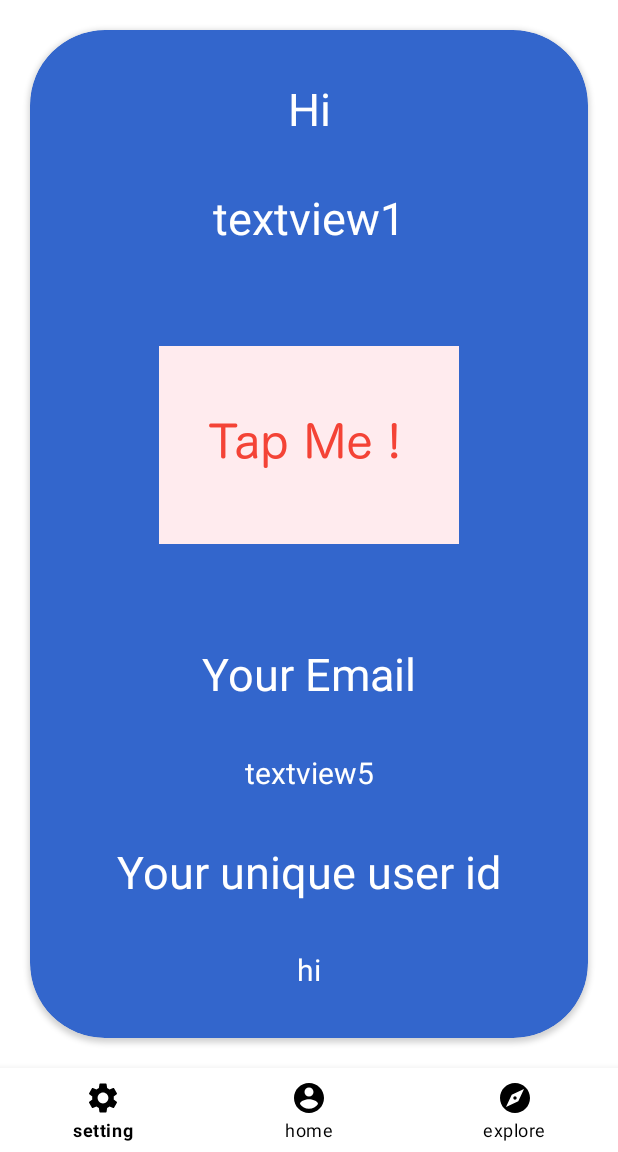
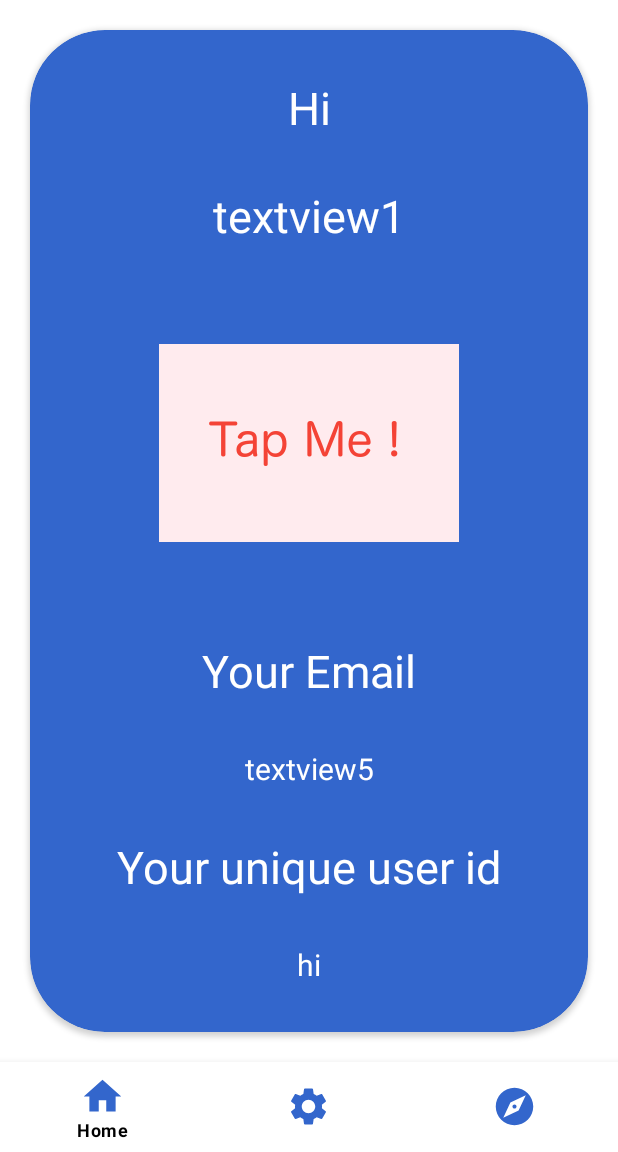
Before and after one commit to adisingh925/timetable-app, an Android app: the MainActivity screen opened directly, with no data from a screen before it, on a phone screen of 412 x 824 dp, the part 84-1236 px from its top. Run offline under Robolectric (Android 15) with nearby library versions, the phone set to English and light mode, and no system bars; our stand-ins replace Firebase (no records; nobody signed in at launch, a user with empty details on screens opened directly), navigation-ui; libraries missing offline, so code that uses them is left out: com.karumi.dexter; pictures from the network do not load.

Commit message:
fragments implementation

```diff
--- a/app/src/main/java/com/app1/navigation/MainActivity.kt
+++ b/app/src/main/java/com/app1/navigation/MainActivity.kt
@@ -1,10 +1,12 @@
 package com.app1.navigation
 
 import android.content.Intent
+import android.content.res.ColorStateList
 import android.os.Bundle
 import android.widget.Button
 import android.widget.ImageView
 import androidx.appcompat.app.AppCompatActivity
+import androidx.core.content.ContextCompat
 import androidx.core.view.GravityCompat
 import androidx.drawerlayout.widget.DrawerLayout
 import androidx.fragment.app.Fragment
@@ -21,30 +23,11 @@ class MainActivity : AppCompatActivity() {
 
     var auth = Firebase.auth
 
-
     override fun onCreate(savedInstanceState: Bundle?) {
         super.onCreate(savedInstanceState)
         setContentView(R.layout.activity_main)
 
-        val settingFragment=setting()
-        val homeFragment=user()
-        val exploreFragment=explore()
-
-        setCurrentFragment(homeFragment)
-
-        val bottomnav = findViewById<BottomNavigationView>(R.id.bottomnav)
-
-        bottomnav.setOnNavigationItemSelectedListener()
-        {
-            when(it.itemId)
-            {
-                R.id.setting->setCurrentFragment(settingFragment)
-                R.id.home->setCurrentFragment(homeFragment)
-                R.id.explore->setCurrentFragment(exploreFragment)
-            }
-            true
-        }
-
+        //firebase inapp messaging
         Firebase.messaging.subscribeToTopic("weather")
             .addOnCompleteListener { task ->
                 var msg = "success"
@@ -53,15 +36,41 @@ class MainActivity : AppCompatActivity() {
                 }
             }
 
-        val immg = findViewById<ImageView>(R.id.immg)
+        ////////////////////////////////////////////////////////////////////////////////////////
+        //bottom navigation bar
+        val user=user()
+        val setting=setting()
+        val explore=explore()
+
+        setCurrentFragment(user)
+
+        val bottomnav = findViewById<BottomNavigationView>(R.id.bottomnavbar)
+
+        bottomnav.setOnNavigationItemSelectedListener()
+        {
+            when(it.itemId)
+            {
+                R.id.user1->{
+                    setCurrentFragment(user)
+                }
+                R.id.setting1->{
+                    setCurrentFragment(setting)
+                }
+                R.id.explore1->{
+                    setCurrentFragment(explore)
+                }
+            }
+            true
+        }
+        //////////////////////////////////////////////////////////////////////////////////////
 
         val logout = findViewById<ImageView>(R.id.imageview1)
 
         logout.setOnClickListener()
         {
             auth.signOut()
-            val inte = Intent(this@MainActivity,loginactivity::class.java)
-            startActivity(inte)
+            val intent = Intent(this@MainActivity,loginactivity::class.java)
+            startActivity(intent)
         }
 
         val drawerlayout = findViewById<DrawerLayout>(R.id.drawerlayout)
@@ -78,8 +87,9 @@ class MainActivity : AppCompatActivity() {
     }
 
     private fun setCurrentFragment(fragment: Fragment)=
-        supportFragmentManager.beginTransaction().apply {
+        supportFragmentManager.beginTransaction().apply{
             replace(R.id.fragmentContainerView,fragment)
             commit()
         }
+
 }
--- a/app/src/main/java/com/app1/navigation/monday.kt
+++ b/app/src/main/java/com/app1/navigation/monday.kt
@@ -62,7 +62,6 @@ class monday : Fragment() {
 
         lateinit var subject: String
         lateinit var time: String
-
 
         val textvieww = view?.findViewById<TextView>(R.id.textview1)
         if (textvieww != null) {
--- a/app/src/main/java/com/app1/navigation/user.kt
+++ b/app/src/main/java/com/app1/navigation/user.kt
@@ -63,20 +63,13 @@ class user : Fragment() {
 
     override fun onStart() {
         super.onStart()
+
         val x = view?.findViewById<TextView>(R.id.textview)
-
 
         val y = view?.findViewById<TextView>(R.id.textview1)
         val hh = view?.findViewById<TextView>(R.id.textview5)
 
-        imageview = view?.findViewById<ImageView>(R.id.imageview)!!
-
-        /////////////////
-
-
-
-        /////////////////
-
+        imageview = view?.findViewById(R.id.imageview)!!
 
         val z = db.collection("user data").document("user data").collection(globalname)
             .document("login credentials")
--- /dev/null
+++ b/app/src/main/res/drawable/ic_baseline_home_24.xml
@@ -0,0 +1,10 @@
+<vector xmlns:android="http://schemas.android.com/apk/res/android"
+    android:width="24dp"
+    android:height="24dp"
+    android:viewportWidth="24"
+    android:viewportHeight="24"
+    android:tint="?attr/colorControlNormal">
+  <path
+      android:fillColor="@android:color/white"
+      android:pathData="M10,20v-6h4v6h5v-8h3L12,3 2,12h3v8z"/>
+</vector>
--- a/app/src/main/res/layout/activity_main.xml
+++ b/app/src/main/res/layout/activity_main.xml
@@ -4,6 +4,7 @@
     xmlns:tools="http://schemas.android.com/tools"
     android:id = "@+id/drawerlayout"
     android:layout_width="match_parent"
+
     android:layout_height="match_parent"
     tools:context=".MainActivity">
 
@@ -37,9 +38,9 @@
             android:id="@+id/textview1"
             android:layout_width="wrap_content"
             android:layout_height="wrap_content"
+            android:layout_centerHorizontal="true"
             android:layout_marginStart="85dp"
             android:text="Time Table"
-            android:layout_centerHorizontal="true"
             android:textColor="@color/white"
             android:textSize="30sp"
             android:textStyle="bold" />
@@ -63,26 +64,24 @@
         android:layout_width="match_parent"
         android:layout_height="match_parent"
         android:layout_marginTop="?actionBarSize"
+        android:layout_marginBottom="60dp"
         app:defaultNavHost="true"
-        android:layout_marginBottom="?actionBarSize"
         app:layout_constraintBottom_toBottomOf="parent"
         app:layout_constraintEnd_toEndOf="parent"
         app:layout_constraintStart_toStartOf="parent"
         app:navGraph="@navigation/navigationfragments" />
 
-            <com.google.android.material.bottomnavigation.BottomNavigationView
-                android:id="@+id/bottomnav"
-                android:layout_width="wrap_content"
-                app:itemRippleColor="@color/black"
-                android:background="@color/white"
-                app:labelVisibilityMode="labeled"
-                app:itemIconTint="@color/black"
-                app:itemTextColor="@color/black"
-                android:layout_height="wrap_content"
-                app:layout_constraintBottom_toBottomOf="parent"
-                app:layout_constraintLeft_toLeftOf="parent"
-                app:layout_constraintRight_toRightOf="parent"
-                app:menu="@menu/bottomnavmenu"/>
+    <com.google.android.material.bottomnavigation.BottomNavigationView
+        android:id="@+id/bottomnavbar"
+        android:layout_width="match_parent"
+        android:layout_height="60dp"
+        app:itemRippleColor="@color/black"
+        app:itemIconSize="30dp"
+        app:itemIconTint="#3366CC"
+        app:itemTextColor="@color/black"
+        app:labelVisibilityMode="selected"
+        app:layout_constraintBottom_toBottomOf="parent"
+        app:menu="@menu/bottomnavmenu"/>
 
 </androidx.constraintlayout.widget.ConstraintLayout>
 
@@ -91,11 +90,6 @@
         android:layout_width="wrap_content"
         android:layout_height="match_parent"
         android:layout_gravity = "start"
-        android:background="@color/white"
-        app:itemTextColor="#00008B"
-        app:itemIconTint="#00008B"
-        app:itemIconSize="35dp"
-        android:clickable="true"
         app:headerLayout="@layout/navheader"
         app:menu = "@menu/menu"/>
 
--- a/app/src/main/res/menu/bottomnavmenu.xml
+++ b/app/src/main/res/menu/bottomnavmenu.xml
@@ -1,17 +1,21 @@
 <?xml version="1.0" encoding="utf-8"?>
 <menu xmlns:android="http://schemas.android.com/apk/res/android">
-<item
-    android:title="setting"
-    android:id="@+id/setting"
-    android:icon="@drawable/setting"/>
 
     <item
-        android:title="home"
-        android:id="@+id/home"
-        android:icon="@drawable/user"/>
+        android:title="Home"
+        android:id="@+id/user1"
+        android:iconTint="@color/teal_200"
+        android:icon="@drawable/ic_baseline_home_24"
+        />
 
     <item
-        android:title="explore"
-        android:id="@+id/explore"
+        android:title="Setting"
+        android:id="@+id/setting1"
+        android:icon="@drawable/setting"/>
+
+    <item
+        android:title="Explore"
+        android:id="@+id/explore1"
         android:icon="@drawable/explore"/>
+
 </menu>
--- a/app/src/main/res/menu/menu.xml
+++ b/app/src/main/res/menu/menu.xml
@@ -66,13 +66,15 @@
     <item
         android:title = "Setting"
         android:id = "@+id/settings"
+        android:iconTint="#C0392B"
         android:icon="@drawable/setting"
         />
 
     <item
         android:title = "Home"
         android:id = "@+id/user"
-        android:icon="@drawable/user"
+        android:iconTint="#2E86C1"
+        android:icon="@drawable/ic_baseline_home_24"
         />
 
         </menu>
--- a/app/src/main/res/values/colors.xml
+++ b/app/src/main/res/values/colors.xml
@@ -8,4 +8,6 @@
     <color name="black">#FF000000</color>
     <color name="white">#FFFFFFFF</color>
     <color name="transparent">#1a9494b8</color>
+    <color name="green">#00FF00</color>
+    <color name="red">#FF0000</color>
 </resources>
```
Also changed, not shown: app/src/main/res/layout/fragment_monday.xml (+6 -36 lines).
